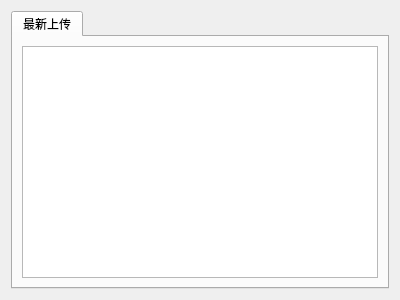
Qt form ui/ui_index.ui (tonquer/JMComic-qt) before a commit.
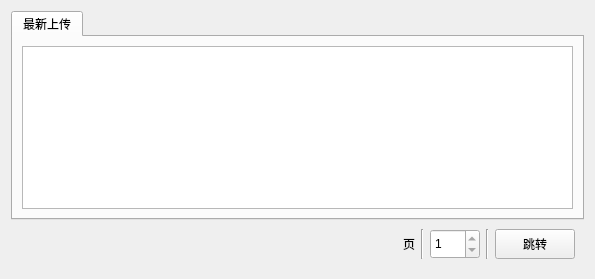
The same form after that commit. Custom widgets are drawn as their Qt base class.

The edit to the form file:
```diff
--- a/ui/ui_index.ui
+++ b/ui/ui_index.ui
@@ -6,8 +6,8 @@
    <rect>
     <x>0</x>
     <y>0</y>
-    <width>400</width>
-    <height>300</height>
+    <width>595</width>
+    <height>279</height>
    </rect>
   </property>
   <property name="windowTitle">
@@ -31,6 +31,78 @@
      </widget>
     </widget>
    </item>
+   <item>
+    <widget class="QWidget" name="widget" native="true">
+     <layout class="QHBoxLayout" name="horizontalLayout">
+      <item>
+       <spacer name="horizontalSpacer">
+        <property name="orientation">
+         <enum>Qt::Horizontal</enum>
+        </property>
+        <property name="sizeHint" stdset="0">
+         <size>
+          <width>383</width>
+          <height>27</height>
+         </size>
+        </property>
+       </spacer>
+      </item>
+      <item>
+       <widget class="QLabel" name="pages">
+        <property name="text">
+         <string>页</string>
+        </property>
+       </widget>
+      </item>
+      <item>
+       <widget class="Line" name="line_3">
+        <property name="orientation">
+         <enum>Qt::Vertical</enum>
+        </property>
+       </widget>
+      </item>
+      <item>
+       <widget class="QSpinBox" name="spinBox">
+        <property name="minimumSize">
+         <size>
+          <width>50</width>
+          <height>30</height>
+         </size>
+        </property>
+        <property name="minimum">
+         <number>1</number>
+        </property>
+        <property name="maximum">
+         <number>1</number>
+        </property>
+       </widget>
+      </item>
+      <item>
+       <widget class="Line" name="line">
+        <property name="orientation">
+         <enum>Qt::Vertical</enum>
+        </property>
+       </widget>
+      </item>
+      <item>
+       <widget class="QPushButton" name="jumpButton">
+        <property name="minimumSize">
+         <size>
+          <width>0</width>
+          <height>30</height>
+         </size>
+        </property>
+        <property name="text">
+         <string>跳转</string>
+        </property>
+        <property name="shortcut">
+         <string>Return</string>
+        </property>
+       </widget>
+      </item>
+     </layout>
+    </widget>
+   </item>
   </layout>
  </widget>
  <customwidgets>
```
